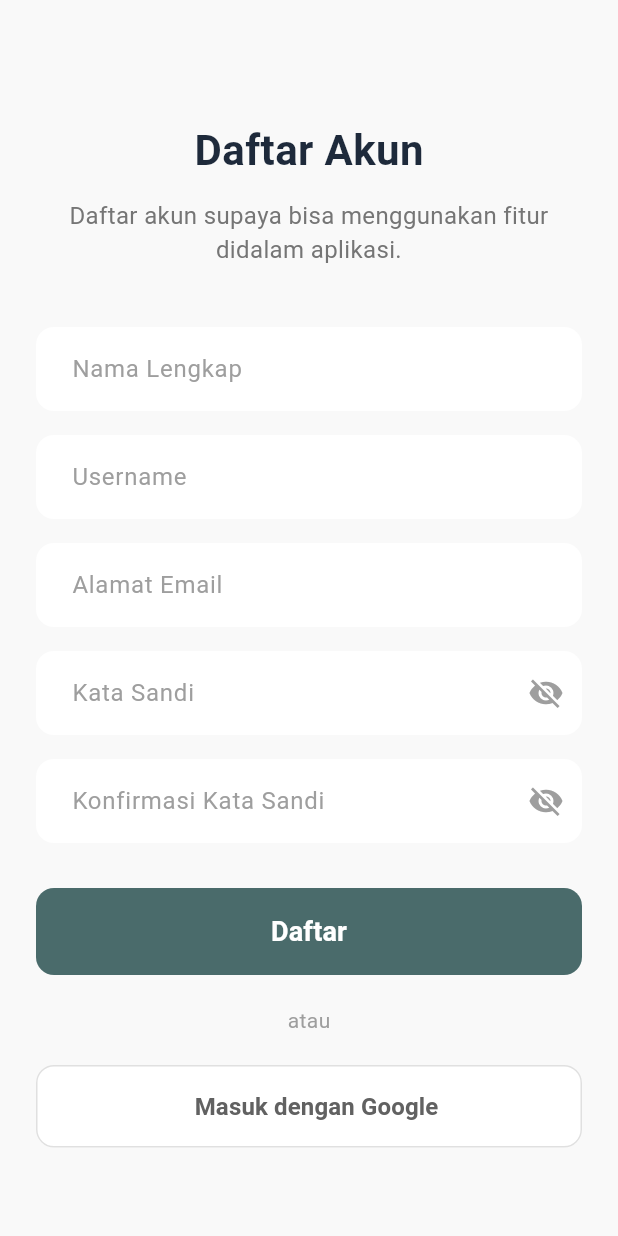
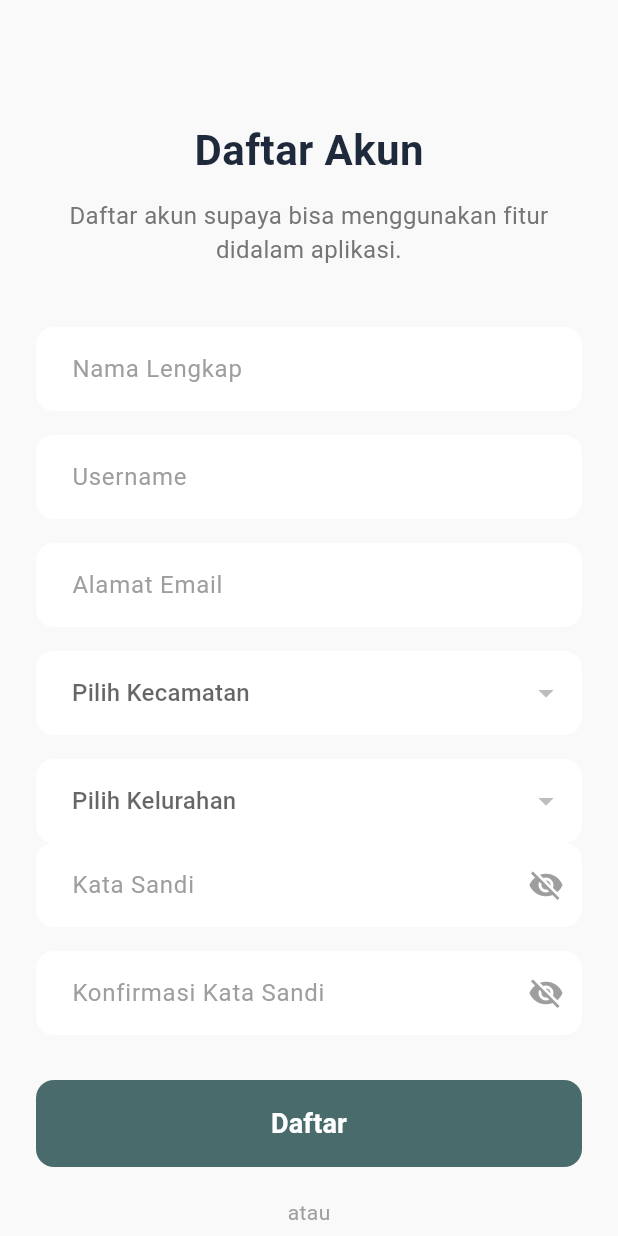
Before and after one commit to Ammm24/Bengkelin, a Flutter app: the RegisterPage screen opened directly, on a phone screen of 412 x 824 dp. Run offline on Flutter 3.47's test engine with Material 3 defaults, Android fonts, the phone set to English and light mode, and no system bars; our stand-ins replace dio, dotted_border, file_picker, flutter_dotenv, flutter_secure_storage, fluttertoast and 1 more; accounts and stored records are empty.

Commit message:
add UI dropdown kecamatan & kelurahan in register

```diff
--- a/lib/views/user/register_page.dart
+++ b/lib/views/user/register_page.dart
@@ -10,6 +10,12 @@ class RegisterPage extends StatefulWidget {
 class _RegisterPageState extends State<RegisterPage> {
   bool _isPasswordVisible = false;
   bool _isConfirmPasswordVisible = false;
+
+  String? selectedKecamatan;
+  String? selectedKelurahan;
+
+  List<String> kecamatanList = [];
+  List<String> kelurahanList = [];
 
   @override
   Widget build(BuildContext context) {
@@ -36,8 +42,6 @@ class _RegisterPageState extends State<RegisterPage> {
               style: TextStyle(fontSize: 16, color: Colors.grey[600]),
             ),
             const SizedBox(height: 40),
-
-            // Nama Lengkap Input
             TextField(
               decoration: InputDecoration(
                 hintText: 'Nama Lengkap',
@@ -55,8 +59,6 @@ class _RegisterPageState extends State<RegisterPage> {
               ),
             ),
             const SizedBox(height: 16),
-
-            // Username Input
             TextField(
               decoration: InputDecoration(
                 hintText: 'Username',
@@ -74,7 +76,6 @@ class _RegisterPageState extends State<RegisterPage> {
               ),
             ),
             const SizedBox(height: 16),
-
             TextField(
               keyboardType: TextInputType.emailAddress,
               decoration: InputDecoration(
@@ -93,8 +94,57 @@ class _RegisterPageState extends State<RegisterPage> {
               ),
             ),
             const SizedBox(height: 16),
-
-            // Kata Sandi Input
+            DropdownButtonFormField<String>(
+              value: selectedKecamatan,
+              hint: const Text('Pilih Kecamatan'),
+              items: kecamatanList.map((kec) {
+                return DropdownMenuItem(
+                  value: kec,
+                  child: Text(kec),
+                );
+              }).toList(),
+              onChanged: (value) {
+                setState(() {
+                  selectedKecamatan = value;
+                  selectedKelurahan = null;
+                  // TODO: Fetch kelurahan dari API berdasarkan kecamatan
+                });
+              },
+              decoration: InputDecoration(
+                filled: true,
+                fillColor: Colors.white,
+                contentPadding: const EdgeInsets.symmetric(horizontal: 20, vertical: 16),
+                border: OutlineInputBorder(
+                  borderRadius: BorderRadius.circular(12),
+                  borderSide: BorderSide.none,
+                ),
+              ),
+            ),
+            const SizedBox(height: 16),
+            DropdownButtonFormField<String>(
+              value: selectedKelurahan,
+              hint: const Text('Pilih Kelurahan'),
+              items: kelurahanList.map((kel) {
+                return DropdownMenuItem(
+                  value: kel,
+                  child: Text(kel),
+                );
+              }).toList(),
+              onChanged: (value) {
+                setState(() {
+                  selectedKelurahan = value;
+                });
+              },
+              decoration: InputDecoration(
+                filled: true,
+                fillColor: Colors.white,
+                contentPadding: const EdgeInsets.symmetric(horizontal: 20, vertical: 16),
+                border: OutlineInputBorder(
+                  borderRadius: BorderRadius.circular(12),
+                  borderSide: BorderSide.none,
+                ),
+              ),
+            ),
             TextField(
               obscureText: !_isPasswordVisible,
               decoration: InputDecoration(
@@ -126,8 +176,6 @@ class _RegisterPageState extends State<RegisterPage> {
               ),
             ),
             const SizedBox(height: 16),
-
-            // Konfirmasi Kata Sandi Input
             TextField(
               obscureText: !_isConfirmPasswordVisible,
               decoration: InputDecoration(
@@ -159,8 +207,6 @@ class _RegisterPageState extends State<RegisterPage> {
               ),
             ),
             const SizedBox(height: 30),
-
-            // Daftar Button
             SizedBox(
               width: double.infinity,
               child: ElevatedButton(
@@ -193,41 +239,6 @@ class _RegisterPageState extends State<RegisterPage> {
               style: TextStyle(color: Colors.grey, fontSize: 14),
             ),
             const SizedBox(height: 20),
-
-            // Masuk dengan Google Button
-            SizedBox(
-              width: double.infinity,
-              child: OutlinedButton(
-                onPressed: () {
-                  // Implement Google sign-up logic
-                },
-                style: OutlinedButton.styleFrom(
-                  backgroundColor: Colors.white,
-                  side: const BorderSide(
-                    color: Color(0xFFE0E0E0),
-                  ), // Light grey border
-                  padding: const EdgeInsets.symmetric(vertical: 16),
-                  shape: RoundedRectangleBorder(
-                    borderRadius: BorderRadius.circular(12),
-                  ),
-                  elevation: 0,
-                ),
-                child: Row(
-                  mainAxisAlignment: MainAxisAlignment.center,
-                  children: [
-                    const SizedBox(width: 10),
-                    Text(
-                      'Masuk dengan Google',
-                      style: TextStyle(
-                        fontSize: 16,
-                        color: Colors.grey[700],
-                        fontWeight: FontWeight.w600,
-                      ),
-                    ),
-                  ],
-                ),
-              ),
-            ),
             const SizedBox(height: 60),
             Row(
               mainAxisAlignment: MainAxisAlignment.center,
@@ -256,7 +267,6 @@ class _RegisterPageState extends State<RegisterPage> {
             ),
             TextButton(
               onPressed: () {
-                // Implement 'Nanti Saja' logic, e.g., navigate to home without registration
               },
               child: const Text(
                 'Nanti Saja',
```
